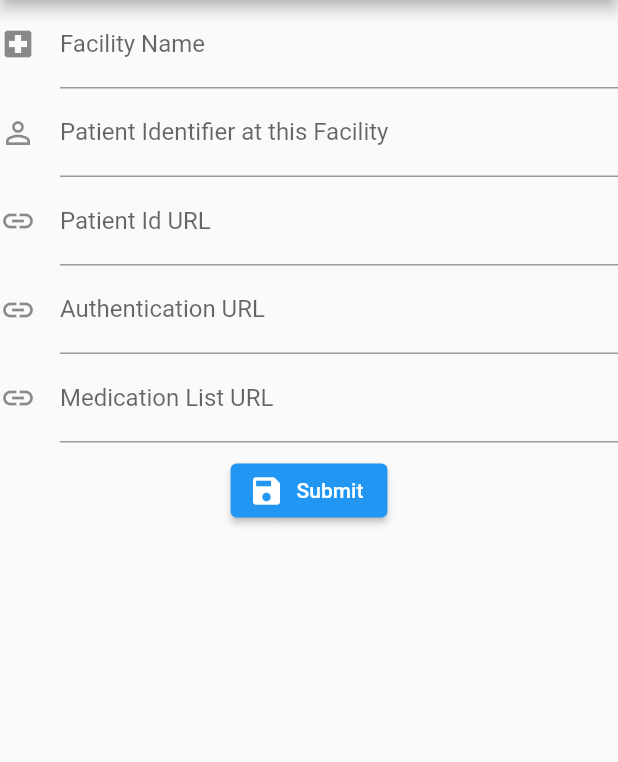
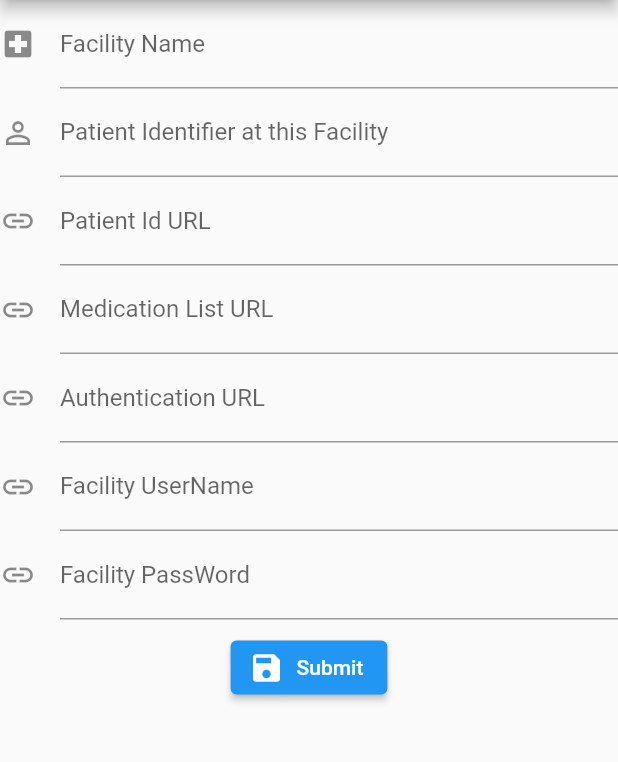
Before and after one commit to adelelsayed/Medsi, a Flutter app: the MedicationListView screen opened by its route, after a tap on the "local hospital" icon, after a tap on the "add" icon, on a phone screen of 412 x 824 dp, the part 84-846 px from its top. Run offline on Flutter 3.47's test engine with Material 2 defaults, Android fonts, the phone set to English and light mode, and no system bars; our stand-ins replace flutter_local_notifications, flutter_secure_storage; missing offline and left inert: device_information; accounts and stored records are empty.

Commit message:
fixed notification future, created system setting model, implemented authorization by token for any facility related http with a background process to fetch the token.

```diff
--- a/lib/models/facility_model.dart
+++ b/lib/models/facility_model.dart
@@ -12,14 +12,24 @@ class Facility {
   String medrequesturl = "";
   String patientidurl = "";
   String patientidentifier = "";
+  String facilityUserName = "";
+  String facilityPassWord = "";
 
-  Facility(String pname, String pauthenticationurl, String pmedrequesturl,
-      String ppatientidurl, String ppatientidentifier) {
+  Facility(
+      String pname,
+      String pauthenticationurl,
+      String pmedrequesturl,
+      String ppatientidurl,
+      String ppatientidentifier,
+      String pfacilityUserName,
+      String pfacilityPassWord) {
     this.authenticationurl = pauthenticationurl;
     this.medrequesturl = pmedrequesturl;
     this.name = pname;
     this.patientidentifier = ppatientidentifier;
     this.patientidurl = ppatientidurl;
+    this.facilityUserName = pfacilityUserName;
+    this.facilityPassWord = pfacilityPassWord;
   }
 
   static Future<bool> facilityStillExists(String targetName) async {
--- a/lib/models/storage_utils.dart
+++ b/lib/models/storage_utils.dart
@@ -1,6 +1,7 @@
-import 'package:flutter/cupertino.dart';
 import 'package:flutter_secure_storage/flutter_secure_storage.dart';
 import 'dart:convert';
+
+import 'package:medsi/models/system_settings.dart';
 
 //secure storage
 const FlutterSecureStorage medsiStorage = FlutterSecureStorage();
@@ -170,6 +171,5 @@ void runInitialStorage() async {
         }
       ]));
 
-  medsiStorage.write(key: "AdministrationList_intervalMinutes", value: "5");
-  medsiStorage.write(key: "MedicationListProcess_intervalMinutes", value: "5");
+  Settings.setSystemIntervals(1, 5, 60);
 }
--- a/lib/provider_utils/medslist_provider.dart
+++ b/lib/provider_utils/medslist_provider.dart
@@ -20,16 +20,27 @@ class MedicationList with ChangeNotifier {
     Map<String, dynamic> ListOfMedsConv =
         Map<String, dynamic>.from(ListOfMedsConvi);
 
+    await MedicationList.parseMedsList(ListOfMedsConv).then((value) {
+      this.MedList = value;
+    });
+
+    if (notify_listeners) {
+      notifyListeners();
+    }
+  }
+
+  static Future<List<MedicationProvider>> parseMedsList(
+      var ListOfMedsConv) async {
     List<MedicationProvider> holder = [];
-
     if (ListOfMedsConv.isNotEmpty) {
-      ListOfMedsConv.forEach((k, facility) {
+      for (dynamic facility in ListOfMedsConv.values) {
         facility = Map<String, Object>.from(facility);
         if (facility.isNotEmpty &&
             facility.containsKey("Facility") &&
             facility.containsKey("TimeOfQuery") &&
             facility.containsKey("MedsList")) {
-          Facility.facilityStillExists(facility["Facility"]).then((valuebool) {
+          await Facility.facilityStillExists(facility["Facility"])
+              .then((valuebool) {
             if (valuebool) {
               Map<String, dynamic> medsList =
                   Map<String, dynamic>.from(facility["MedsList"]);
@@ -61,12 +72,8 @@ class MedicationList with ChangeNotifier {
             }
           });
         }
-      });
-      this.MedList = holder;
-
-      if (notify_listeners) {
-        notifyListeners();
       }
     }
+    return holder;
   }
 }
--- a/lib/views/facilities_view.dart
+++ b/lib/views/facilities_view.dart
@@ -42,7 +42,7 @@ class FacilitiesView extends StatelessWidget {
               child: const Icon(Icons.add),
               onPressed: (() => Navigator.of(context).pushNamed(
                   FacilityDetail.routeName,
-                  arguments: Facility("", "", "", "", "")))),
+                  arguments: Facility("", "", "", "", "", "", "")))),
         );
       } else if (Platform.isIOS) {
         FacilitiesList = CupertinoPageScaffold(
--- a/lib/widgets/facilities_list.dart
+++ b/lib/widgets/facilities_list.dart
@@ -1,5 +1,3 @@
-import 'dart:developer';
-import 'dart:io';
 import 'package:flutter/material.dart';
 import 'package:flutter/cupertino.dart';
 import 'package:provider/provider.dart';
--- a/lib/widgets/facility_detail.dart
+++ b/lib/widgets/facility_detail.dart
@@ -13,6 +13,8 @@ class FacilityDetail extends StatelessWidget {
   TextEditingController patientidurlController = TextEditingController();
   TextEditingController authenticationurlController = TextEditingController();
   TextEditingController medrequesturlController = TextEditingController();
+  TextEditingController facilityUserNameController = TextEditingController();
+  TextEditingController facilityPassWordController = TextEditingController();
 
   late Facility facilityObj;
 
@@ -33,6 +35,10 @@ class FacilityDetail extends StatelessWidget {
         TextEditingController(text: facilityObject.patientidentifier);
     this.patientidurlController =
         TextEditingController(text: facilityObject.patientidurl);
+    this.facilityUserNameController =
+        TextEditingController(text: facilityObject.facilityUserName);
+    this.facilityPassWordController =
+        TextEditingController(text: facilityObject.facilityPassWord);
 
     return Scaffold(
       appBar: AppBar(title: const Text("Medsi")),
@@ -77,6 +83,17 @@ class FacilityDetail extends StatelessWidget {
                     }),
                 TextFormField(
                     decoration: const InputDecoration(
+                        labelText: "Medication List URL",
+                        icon: Icon(Icons.link)),
+                    controller: medrequesturlController,
+                    validator: (value) {
+                      if (value == null || value.isEmpty) {
+                        return 'Please enter Medication List URL';
+                      }
+                      return null;
+                    }),
+                TextFormField(
+                    decoration: const InputDecoration(
                         labelText: "Authentication URL",
                         icon: Icon(Icons.link)),
                     controller: authenticationurlController,
@@ -88,12 +105,22 @@ class FacilityDetail extends StatelessWidget {
                     }),
                 TextFormField(
                     decoration: const InputDecoration(
-                        labelText: "Medication List URL",
-                        icon: Icon(Icons.link)),
-                    controller: medrequesturlController,
+                        labelText: "Facility UserName", icon: Icon(Icons.link)),
+                    controller: facilityUserNameController,
                     validator: (value) {
                       if (value == null || value.isEmpty) {
-                        return 'Please enter Medication List URL';
+                        return 'Please enter Facility Username';
+                      }
+                      return null;
+                    }),
+                TextFormField(
+                    decoration: const InputDecoration(
+                        labelText: "Facility PassWord", icon: Icon(Icons.link)),
+                    controller: facilityPassWordController,
+                    obscureText: true,
+                    validator: (value) {
+                      if (value == null || value.isEmpty) {
+                        return 'Please enter Facility Password';
                       }
                       return null;
                     }),
@@ -111,7 +138,11 @@ class FacilityDetail extends StatelessWidget {
                                 (this.facilityObj.patientidurl !=
                                     patientidurlController.text) ||
                                 (this.facilityObj.medrequesturl !=
-                                    medrequesturlController.text);
+                                    medrequesturlController.text) ||
+                                (this.facilityObj.facilityUserName !=
+                                    facilityUserNameController.text) ||
+                                (this.facilityObj.facilityPassWord !=
+                                    facilityPassWordController.text);
 
                             if (hasChanged) {
                               Facility newFacilityObj = Facility(
@@ -119,7 +150,9 @@ class FacilityDetail extends StatelessWidget {
                                   authenticationurlController.text,
                                   medrequesturlController.text,
                                   patientidurlController.text,
-                                  patientidentifierController.text);
+                                  patientidentifierController.text,
+                                  facilityUserNameController.text,
+                                  facilityPassWordController.text);
 
                               facilitiesListObj
                                   .setFacilites(
--- a/lib/widgets/facility_widget.dart
+++ b/lib/widgets/facility_widget.dart
@@ -47,7 +47,7 @@ class FacilityWidget extends StatelessWidget {
               mainAxisSize: MainAxisSize.max,
               children: [
                 IconButton(
-                  onPressed: () {
+                  onPressed: () async {
                     MedicationListProcess.getPatientId(facilityObj.patientidurl,
                         facilityObj.patientidentifier, facilityObj.name);
                   },
--- a/lib/widgets/medication_widget.dart
+++ b/lib/widgets/medication_widget.dart
@@ -13,7 +13,7 @@ class MedicationAndroid extends StatelessWidget {
   @override
   Widget build(BuildContext context) {
     Size MQuery = MediaQuery.of(context).size;
-    final DateFormat formatter = DateFormat("d-M-yy H:m:ss");
+    final DateFormat formatter = DateFormat("d-M-yy hh:mm:ss");
     final MedicationItem = Provider.of<MedicationProvider>(context);
     final FrequencyObjList = Provider.of<FrequencyProvider>(context).freqItems;
     //find frequency object of medication.
```
Also changed, not shown: lib/models/system_settings.dart (added, +38 -0 lines), lib/provider_utils/facilities_provider.dart (+9 -2 lines), lib/tasks/background_handle.dart (+16 -12 lines), lib/tasks/dose_notification_process.dart (+8 -3 lines), lib/tasks/logon_process.dart (+35 -2 lines), lib/tasks/medication_list_fetch_process.dart (+13 -15 lines).
